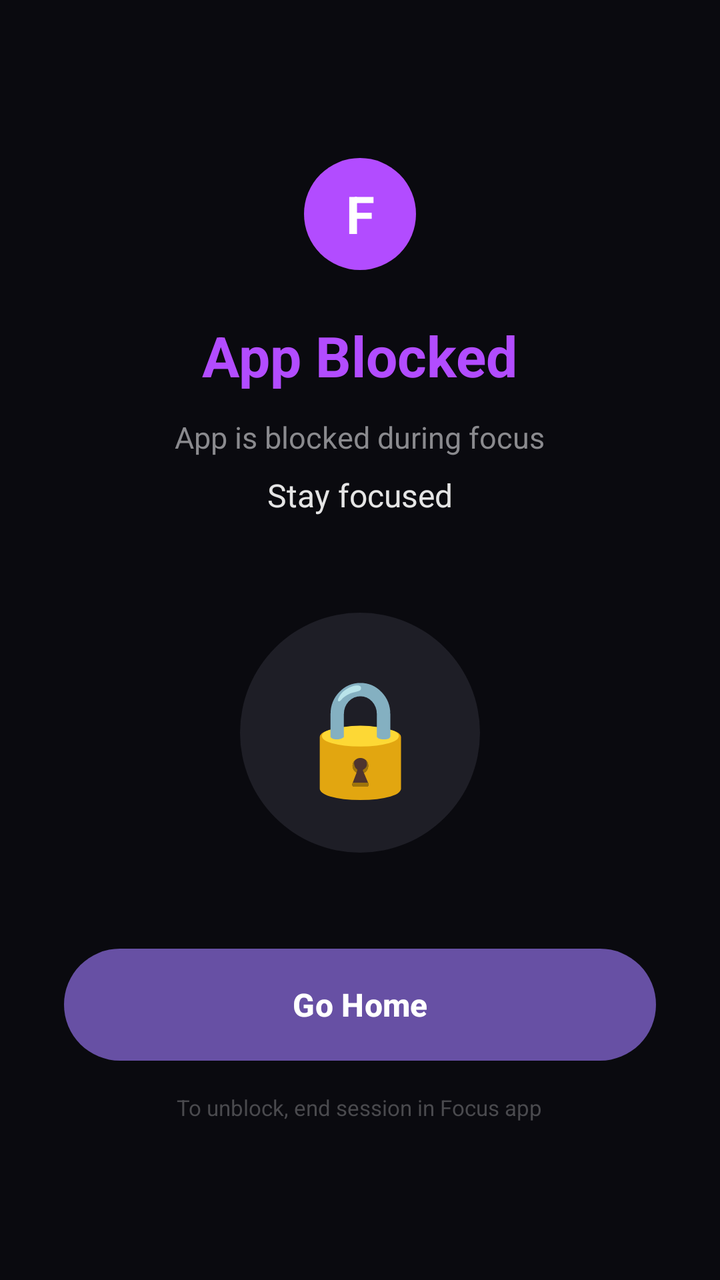
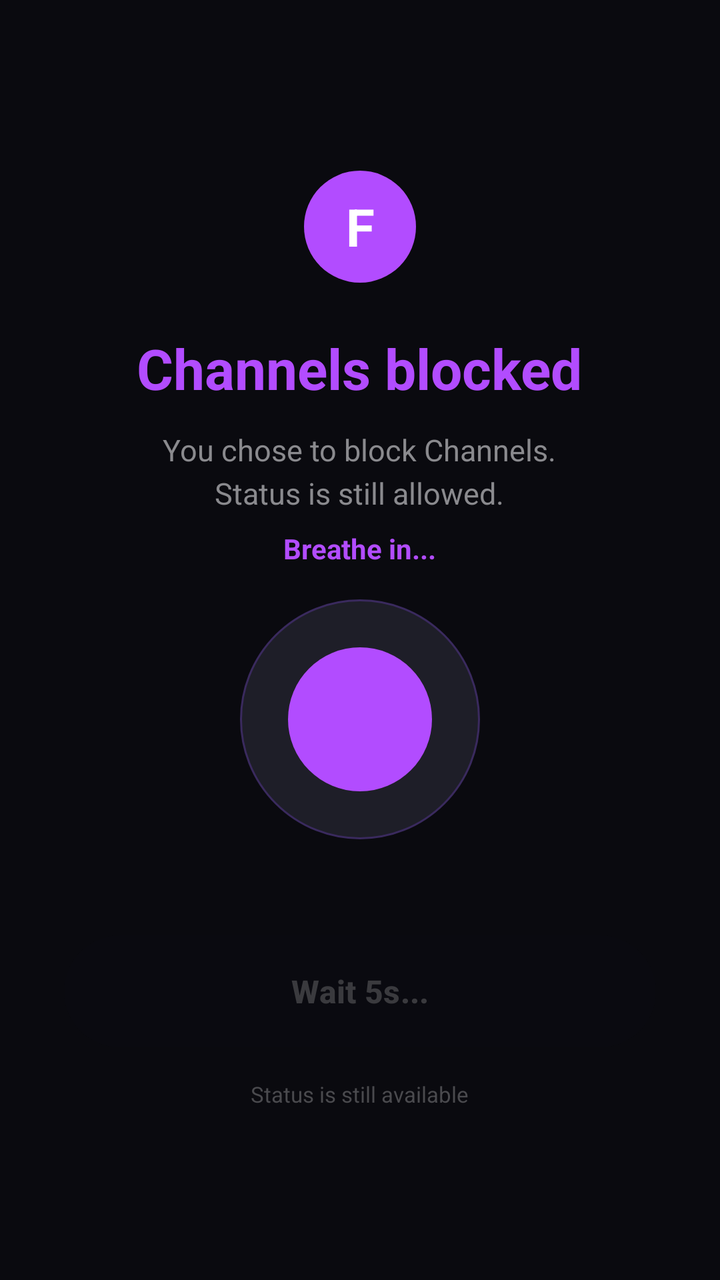

An Android layout rendered at two revisions. The XML below is the earlier revision; the diff shows what the commit changed to produce the second picture.
<!-- AndroidManifest.xml: application theme Theme.AppBlocker -->
<!-- res/layout/overlay_blocked.xml -->
<?xml version="1.0" encoding="utf-8"?>
<FrameLayout xmlns:android="http://schemas.android.com/apk/res/android"
    android:layout_width="match_parent"
    android:layout_height="match_parent"
    android:background="#0A0A0F">

    <LinearLayout
        android:layout_width="match_parent"
        android:layout_height="match_parent"
        android:orientation="vertical"
        android:gravity="center"
        android:padding="32dp">

        <TextView
            android:layout_width="56dp"
            android:layout_height="56dp"
            android:background="@drawable/bg_circle_purple"
            android:text="@string/overlay_icon_text"
            android:textSize="26sp"
            android:textStyle="bold"
            android:textColor="#FFFFFF"
            android:gravity="center"
            android:layout_marginBottom="24dp"/>

        <TextView
            android:layout_width="wrap_content"
            android:layout_height="wrap_content"
            android:text="@string/overlay_title"
            android:textSize="28sp"
            android:textStyle="bold"
            android:textColor="#B24CFF"
            android:layout_marginBottom="12dp"/>

        <TextView
            android:id="@+id/tvBlockedAppName"
            android:layout_width="wrap_content"
            android:layout_height="wrap_content"
            android:text="@string/overlay_subtitle"
            android:textSize="15sp"
            android:textColor="#8A8A8E"
            android:gravity="center"
            android:lineSpacingExtra="4dp"
            android:layout_marginBottom="8dp"/>

        <TextView
            android:layout_width="wrap_content"
            android:layout_height="wrap_content"
            android:text="@string/overlay_stay_focused"
            android:textSize="16sp"
            android:textColor="#E5E5E5"
            android:layout_marginBottom="48dp"/>

        <TextView
            android:layout_width="120dp"
            android:layout_height="120dp"
            android:text="@string/overlay_emoji"
            android:textSize="56sp"
            android:gravity="center"
            android:background="@drawable/bg_circle_dark"
            android:layout_marginBottom="48dp"/>

        
        <Button
            android:id="@+id/btnGoHome"
            android:layout_width="match_parent"
            android:layout_height="56dp"
            android:text="@string/overlay_btn_home_v2"
            android:textAllCaps="false"
            android:textSize="16sp"
            android:textStyle="bold"
            android:textColor="#FFFFFF"
            android:background="@drawable/bg_button_rounded"
            android:backgroundTint="#2A2A30"/>

        <TextView
            android:layout_width="wrap_content"
            android:layout_height="wrap_content"
            android:text="@string/overlay_footer"
            android:textSize="11sp"
            android:textColor="#4A4A4E"
            android:layout_marginTop="16dp"/>

    </LinearLayout>
</FrameLayout>
<!-- resources referenced by this layout -->
<resources>
  <!-- drawable bg_button_rounded (drawable) -->
  <?xml version="1.0" encoding="utf-8"?>
  <shape xmlns:android="http://schemas.android.com/apk/res/android" android:shape="rectangle">
      <corners android:radius="28dp"/>
      <solid android:color="#2A2A30"/>
  </shape>
  <!-- drawable bg_circle_dark (drawable) -->
  <shape xmlns:android="http://schemas.android.com/apk/res/android" android:shape="oval"><solid android:color="#1E1E26"/></shape>
  <!-- drawable bg_circle_purple (drawable) -->
  <shape xmlns:android="http://schemas.android.com/apk/res/android" android:shape="oval"><solid android:color="#B24CFF"/></shape>
  <string name="overlay_btn_home_v2">Go Home</string>
  <string name="overlay_emoji">🔒</string>
  <string name="overlay_footer">To unblock, end session in Focus app</string>
  <string name="overlay_icon_text">F</string>
  <string name="overlay_stay_focused">Stay focused</string>
  <string name="overlay_subtitle">App is blocked during focus</string>
  <string name="overlay_title">App Blocked</string>
  <style name="Theme.AppBlocker" parent="Theme.Material3.DayNight.NoActionBar">
          <item name="android:windowBackground">#000000</item>
          <item name="android:statusBarColor">#000000</item>
          <item name="android:navigationBarColor">#000000</item>
          <item name="android:windowLightStatusBar">false</item>
          <item name="android:windowLightNavigationBar" tools:targetApi="o_mr1">false</item>
      </style>
</resources>

<!-- the commit's change to res/layout/overlay_blocked.xml (unified diff, before → after) -->
@@ -15,7 +15,7 @@
             android:layout_width="56dp"
             android:layout_height="56dp"
             android:background="@drawable/bg_circle_purple"
-            android:text="@string/overlay_icon_text"
+            android:text="F"
             android:textSize="26sp"
             android:textStyle="bold"
             android:textColor="#FFFFFF"
@@ -25,7 +25,7 @@
         <TextView
             android:layout_width="wrap_content"
             android:layout_height="wrap_content"
-            android:text="@string/overlay_title"
+            android:text="Channels blocked"
             android:textSize="28sp"
             android:textStyle="bold"
             android:textColor="#B24CFF"
@@ -35,7 +35,7 @@
             android:id="@+id/tvBlockedAppName"
             android:layout_width="wrap_content"
             android:layout_height="wrap_content"
-            android:text="@string/overlay_subtitle"
+            android:text="You chose to block Channels.\nStatus is still allowed."
             android:textSize="15sp"
             android:textColor="#8A8A8E"
             android:gravity="center"
@@ -43,39 +43,67 @@
             android:layout_marginBottom="8dp"/>
 
         <TextView
+            android:id="@+id/tvUnblockTimer"
             android:layout_width="wrap_content"
             android:layout_height="wrap_content"
-            android:text="@string/overlay_stay_focused"
-            android:textSize="16sp"
-            android:textColor="#E5E5E5"
-            android:layout_marginBottom="48dp"/>
+            android:text=""
+            android:textColor="#A78BFA"
+            android:textSize="13sp"
+            android:textStyle="bold"
+            android:visibility="gone"
+            android:layout_marginBottom="12dp"
+            android:layout_gravity="center_horizontal"/>
 
         <TextView
+            android:id="@+id/tvFrictionTimer"
+            android:layout_width="wrap_content"
+            android:layout_height="wrap_content"
+            android:text="Breathe in..."
+            android:textColor="#B24CFF"
+            android:textSize="14sp"
+            android:textStyle="bold"
+            android:visibility="visible"
+            android:layout_marginBottom="16dp"
+            android:layout_gravity="center_horizontal"/>
+
+        
+        <FrameLayout
             android:layout_width="120dp"
             android:layout_height="120dp"
-            android:text="@string/overlay_emoji"
-            android:textSize="56sp"
-            android:gravity="center"
-            android:background="@drawable/bg_circle_dark"
-            android:layout_marginBottom="48dp"/>
+            android:layout_marginBottom="48dp">
 
-        
+            <View
+                android:layout_width="120dp"
+                android:layout_height="120dp"
+                android:background="@drawable/bg_breathing_circle"/>
+
+            <View
+                android:id="@+id/breathingCircle"
+                android:layout_width="72dp"
+                android:layout_height="72dp"
+                android:layout_gravity="center"
+                android:background="@drawable/bg_breathing_inner"/>
+
+        </FrameLayout>
+
         <Button
             android:id="@+id/btnGoHome"
             android:layout_width="match_parent"
             android:layout_height="56dp"
-            android:text="@string/overlay_btn_home_v2"
+            android:text="Wait 5s..."
             android:textAllCaps="false"
             android:textSize="16sp"
             android:textStyle="bold"
-            android:textColor="#FFFFFF"
+            android:textColor="#6A6A6E"
             android:background="@drawable/bg_button_rounded"
-            android:backgroundTint="#2A2A30"/>
+            android:backgroundTint="#2A2A30"
+            android:enabled="false"
+            android:alpha="0.5"/>
 
         <TextView
             android:layout_width="wrap_content"
             android:layout_height="wrap_content"
-            android:text="@string/overlay_footer"
+            android:text="Status is still available"
             android:textSize="11sp"
             android:textColor="#4A4A4E"
             android:layout_marginTop="16dp"/>
<!-- resource entries referenced after the edit -->
@@ -1,22 +1,26 @@
 <!-- resources referenced by this layout -->
 <resources>
+  <!-- drawable bg_breathing_circle (drawable) -->
+  <?xml version="1.0" encoding="utf-8"?>
+  <shape xmlns:android="http://schemas.android.com/apk/res/android"
+      android:shape="oval">
+      <solid android:color="#1E1E28"/>
+      <stroke android:width="1dp" android:color="#3A2A5E"/>
+  </shape>
+  <!-- drawable bg_breathing_inner (drawable) -->
+  <?xml version="1.0" encoding="utf-8"?>
+  <shape xmlns:android="http://schemas.android.com/apk/res/android"
+      android:shape="oval">
+      <solid android:color="#B24CFF"/>
+  </shape>
   <!-- drawable bg_button_rounded (drawable) -->
   <?xml version="1.0" encoding="utf-8"?>
   <shape xmlns:android="http://schemas.android.com/apk/res/android" android:shape="rectangle">
       <corners android:radius="28dp"/>
       <solid android:color="#2A2A30"/>
   </shape>
-  <!-- drawable bg_circle_dark (drawable) -->
-  <shape xmlns:android="http://schemas.android.com/apk/res/android" android:shape="oval"><solid android:color="#1E1E26"/></shape>
   <!-- drawable bg_circle_purple (drawable) -->
   <shape xmlns:android="http://schemas.android.com/apk/res/android" android:shape="oval"><solid android:color="#B24CFF"/></shape>
-  <string name="overlay_btn_home_v2">Go Home</string>
-  <string name="overlay_emoji">🔒</string>
-  <string name="overlay_footer">To unblock, end session in Focus app</string>
-  <string name="overlay_icon_text">F</string>
-  <string name="overlay_stay_focused">Stay focused</string>
-  <string name="overlay_subtitle">App is blocked during focus</string>
-  <string name="overlay_title">App Blocked</string>
   <style name="Theme.AppBlocker" parent="Theme.Material3.DayNight.NoActionBar">
           <item name="android:windowBackground">#000000</item>
           <item name="android:statusBarColor">#000000</item>
